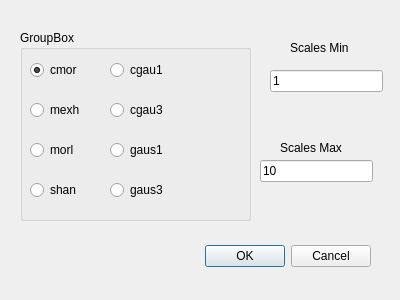
Qt form cwtBox.ui (piotrlgol/Mechatronic-System-Identification) before a commit.
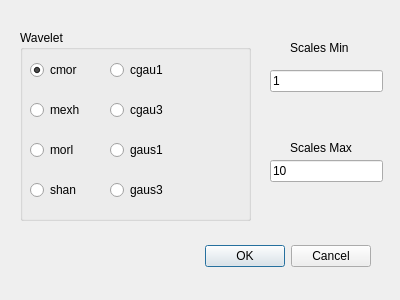
The same form after that commit.

```diff
--- a/cwtBox.ui
+++ b/cwtBox.ui
@@ -39,7 +39,7 @@
     </rect>
    </property>
    <property name="title">
-    <string>GroupBox</string>
+    <string>Wavelet</string>
    </property>
    <widget class="QRadioButton" name="radioCMOR">
     <property name="geometry">
@@ -165,7 +165,7 @@
   <widget class="QLineEdit" name="ScalesMax">
    <property name="geometry">
     <rect>
-     <x>260</x>
+     <x>270</x>
      <y>160</y>
      <width>113</width>
      <height>22</height>
@@ -191,7 +191,7 @@
   <widget class="QLabel" name="label_2">
    <property name="geometry">
     <rect>
-     <x>280</x>
+     <x>290</x>
      <y>140</y>
      <width>71</width>
      <height>16</height>
```
